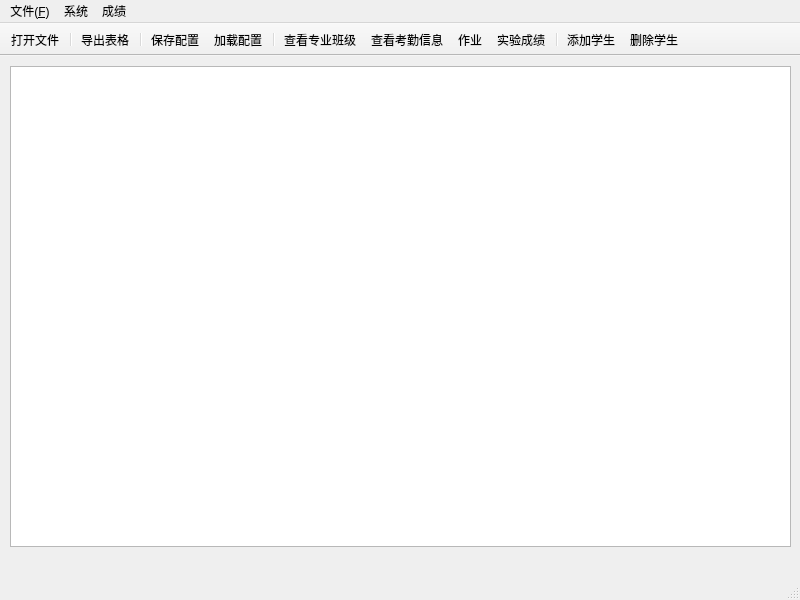
Before: the Qt Designer form mainwindow.ui in GanYv123/DataProcessing, drawn with Qt 5.
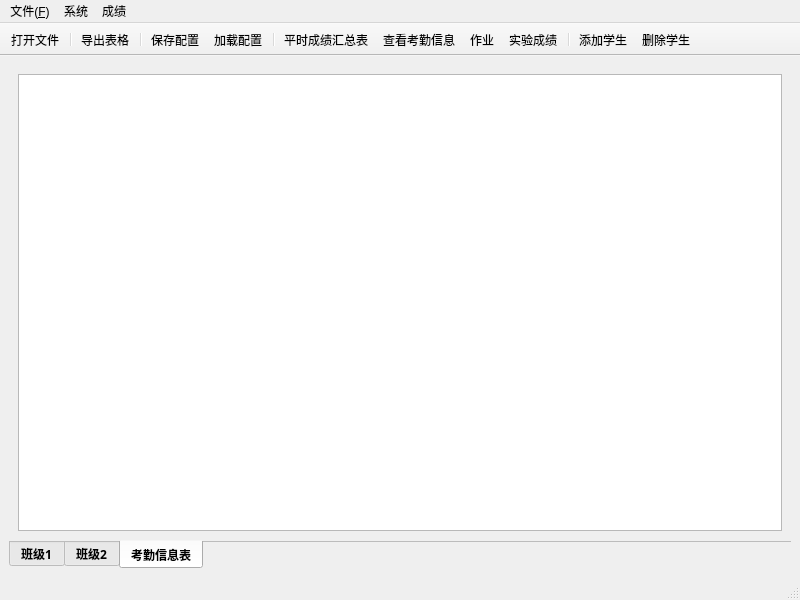
After: the same form once the commit is applied. Icons and pictures are not drawn.

Commit message: 修了一部分ui，删除了选择班级的做法，直接通过选项卡来查看不同的模型，并且现在可以将sheet1表中的实验成绩读取到vector中

Patch:
```diff
--- a/mainwindow.ui
+++ b/mainwindow.ui
@@ -18,16 +18,118 @@
     <normaloff>:/images/winIcon.jpg</normaloff>:/images/winIcon.jpg</iconset>
   </property>
   <widget class="QWidget" name="centralwidget">
-   <widget class="QTableView" name="tableView">
-    <property name="geometry">
-     <rect>
-      <x>10</x>
-      <y>10</y>
-      <width>781</width>
-      <height>481</height>
-     </rect>
-    </property>
-   </widget>
+   <property name="font">
+    <font>
+     <bold>false</bold>
+     <strikeout>false</strikeout>
+    </font>
+   </property>
+   <property name="cursor">
+    <cursorShape>PointingHandCursor</cursorShape>
+   </property>
+   <layout class="QHBoxLayout" name="horizontalLayout">
+    <item>
+     <widget class="QTabWidget" name="tabWidget">
+      <property name="font">
+       <font>
+        <family>仿宋</family>
+        <bold>true</bold>
+        <strikeout>false</strikeout>
+       </font>
+      </property>
+      <property name="tabPosition">
+       <enum>QTabWidget::South</enum>
+      </property>
+      <property name="tabShape">
+       <enum>QTabWidget::Rounded</enum>
+      </property>
+      <property name="currentIndex">
+       <number>2</number>
+      </property>
+      <property name="elideMode">
+       <enum>Qt::ElideNone</enum>
+      </property>
+      <property name="documentMode">
+       <bool>true</bool>
+      </property>
+      <property name="tabsClosable">
+       <bool>false</bool>
+      </property>
+      <property name="movable">
+       <bool>true</bool>
+      </property>
+      <widget class="QWidget" name="tab_class1">
+       <attribute name="icon">
+        <iconset resource="icons.qrc">
+         <normaloff>:/images/winIcon.jpg</normaloff>:/images/winIcon.jpg</iconset>
+       </attribute>
+       <attribute name="title">
+        <string>班级1</string>
+       </attribute>
+       <layout class="QVBoxLayout" name="verticalLayout">
+        <item>
+         <widget class="QTableView" name="tableView">
+          <property name="font">
+           <font>
+            <family>Microsoft YaHei UI Light</family>
+            <pointsize>10</pointsize>
+            <bold>true</bold>
+            <strikeout>false</strikeout>
+           </font>
+          </property>
+         </widget>
+        </item>
+       </layout>
+      </widget>
+      <widget class="QWidget" name="tab_class2">
+       <attribute name="icon">
+        <iconset resource="icons.qrc">
+         <normaloff>:/images/winIcon.jpg</normaloff>:/images/winIcon.jpg</iconset>
+       </attribute>
+       <attribute name="title">
+        <string>班级2</string>
+       </attribute>
+       <layout class="QHBoxLayout" name="horizontalLayout_2">
+        <item>
+         <widget class="QTableView" name="tableView_2">
+          <property name="font">
+           <font>
+            <family>Microsoft YaHei UI Light</family>
+            <pointsize>10</pointsize>
+            <bold>true</bold>
+            <strikeout>false</strikeout>
+           </font>
+          </property>
+         </widget>
+        </item>
+       </layout>
+      </widget>
+      <widget class="QWidget" name="tab_attdance">
+       <attribute name="icon">
+        <iconset resource="icons.qrc">
+         <normaloff>:/images/winIcon.jpg</normaloff>:/images/winIcon.jpg</iconset>
+       </attribute>
+       <attribute name="title">
+        <string>考勤信息表</string>
+       </attribute>
+       <layout class="QHBoxLayout" name="horizontalLayout_3">
+        <item>
+         <widget class="QTableView" name="tableView_3">
+          <property name="font">
+           <font>
+            <family>Microsoft JhengHei</family>
+            <pointsize>10</pointsize>
+            <bold>false</bold>
+            <strikeout>false</strikeout>
+           </font>
+          </property>
+         </widget>
+        </item>
+       </layout>
+      </widget>
+     </widget>
+    </item>
+   </layout>
   </widget>
   <widget class="QMenuBar" name="menubar">
    <property name="geometry">
@@ -100,7 +202,7 @@
    <addaction name="ac_saveSettings"/>
    <addaction name="ac_loadSettings"/>
    <addaction name="separator"/>
-   <addaction name="ac_checkMajor"/>
+   <addaction name="ac_toallSocre"/>
    <addaction name="ac_Attendance"/>
    <addaction name="ac_homework"/>
    <addaction name="ac_experimentScore"/>
@@ -249,18 +351,6 @@
     <string>查看课程</string>
    </property>
   </action>
-  <action name="ac_checkMajor">
-   <property name="icon">
-    <iconset resource="icons.qrc">
-     <normaloff>:/images/app.ico</normaloff>:/images/app.ico</iconset>
-   </property>
-   <property name="text">
-    <string>查看专业班级</string>
-   </property>
-   <property name="toolTip">
-    <string>查看专业班级</string>
-   </property>
-  </action>
   <action name="ac_exportExcel">
    <property name="icon">
     <iconset resource="icons.qrc">
@@ -321,6 +411,21 @@
     <string>作业成绩</string>
    </property>
   </action>
+  <action name="ac_toallSocre">
+   <property name="icon">
+    <iconset resource="icons.qrc">
+     <normaloff>:/images/app.ico</normaloff>:/images/app.ico</iconset>
+   </property>
+   <property name="text">
+    <string>平时成绩汇总表</string>
+   </property>
+   <property name="toolTip">
+    <string>平时成绩汇总表</string>
+   </property>
+   <property name="menuRole">
+    <enum>QAction::NoRole</enum>
+   </property>
+  </action>
  </widget>
  <resources>
   <include location="icons.qrc"/>
```
Left out of the diff: 1 changed line with no effect on the pictures. The commit also changes 7 other files.
